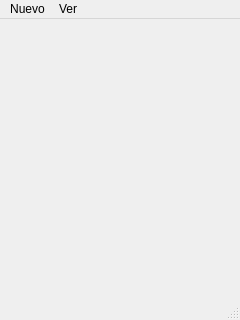
This is Qt/src/tandaMainView.ui in wdjimenez/tandasPython as Qt 5 draws it before an edit. The edited form follows.
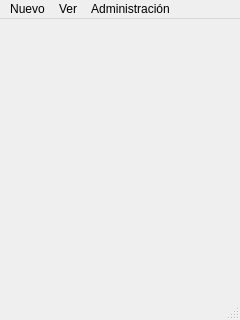
This is the edited form.

Commit message: Se agrega menu Administración ya haciendo el enlace a entradas con la pantalla Pagos

```diff
--- a/Qt/src/tandaMainView.ui
+++ b/Qt/src/tandaMainView.ui
@@ -20,7 +20,7 @@
      <x>0</x>
      <y>0</y>
      <width>240</width>
-     <height>23</height>
+     <height>21</height>
     </rect>
    </property>
    <widget class="QMenu" name="menuTanda">
@@ -36,8 +36,16 @@
     </property>
     <addaction name="actionTandas"/>
    </widget>
+   <widget class="QMenu" name="menuAdministracion">
+    <property name="title">
+     <string>Administración</string>
+    </property>
+    <addaction name="actionAdministrarEntradas"/>
+    <addaction name="actionSalidas"/>
+   </widget>
    <addaction name="menuTanda"/>
    <addaction name="menuVer"/>
+   <addaction name="menuAdministracion"/>
   </widget>
   <widget class="QStatusBar" name="statusbar"/>
   <action name="actionCrearTanda">
```
Left out of the diff: 10 changed lines with no effect on the pictures. The commit also changes 5 other files.
